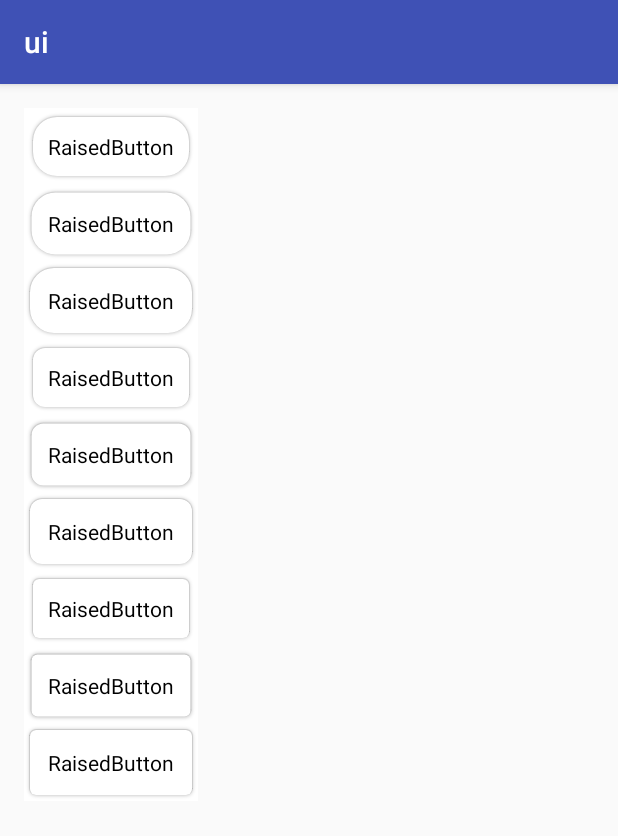
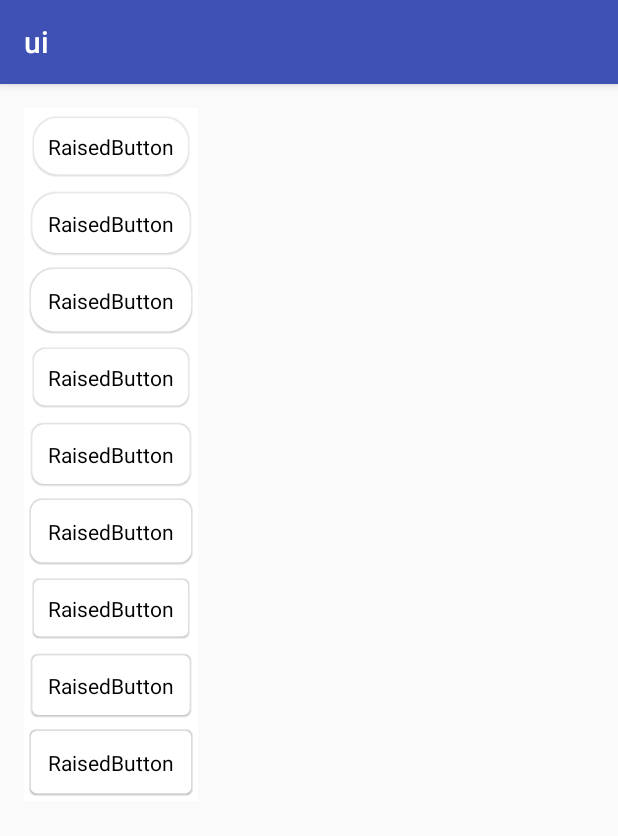
Before and after one commit to cuber5566/uiModule, an Android app: the screen it shows after launch (MainActivity), on a phone screen of 412 x 824 dp. Shown: the top 836 px of the screen. Run offline under Robolectric (Android 15) with nearby library versions, the phone set to English and light mode, and no system bars.

Commit message:
shadowPrinter fix width/height from int to float

```diff
--- a/uimodule/src/main/java/com/ui/uimodule/ShadowPrinter.java
+++ b/uimodule/src/main/java/com/ui/uimodule/ShadowPrinter.java
@@ -20,7 +20,7 @@ public class ShadowPrinter {
     private static final float SHADOW_NORMAL = 1 * Resources.getSystem().getDisplayMetrics().density;
 
     int startColor, midColor, endColor;
-    int width, height;
+    float width, height;
 
     private float radius, elevation, radiusCenter, shadowNormal, shadowPress, shadowOffset;
     private boolean init, animationStart;
--- a/uimodule/src/main/java/com/ui/uimodule/button/RaisedButton.java
+++ b/uimodule/src/main/java/com/ui/uimodule/button/RaisedButton.java
@@ -32,11 +32,6 @@ public class RaisedButton extends Button {
     final int STATE_UP = 1;
     final int STATE_CANCEL = 2;
 
-    int shadowColor = Color.BLACK;
-    float shadowRadius = 2 * Resources.getSystem().getDisplayMetrics().density;
-    float shadowOffsetX = 0 * Resources.getSystem().getDisplayMetrics().density;
-    float shadowOffsetY = 0 * Resources.getSystem().getDisplayMetrics().density;
-
     float rippleRadius = 48 * Resources.getSystem().getDisplayMetrics().density;
     float cur_radius;
     float max_radius;
@@ -44,7 +39,6 @@ public class RaisedButton extends Button {
     float padding = 4 * Resources.getSystem().getDisplayMetrics().density;
     float elevation = 4 * Resources.getSystem().getDisplayMetrics().density;
     float rectRadius = 2 * Resources.getSystem().getDisplayMetrics().density;
-    float shadowAlpha = 0.3f;
 
     protected int backgroundColor, rippleColor, enableTextColor, enableBackgroundColor;
     private ValueAnimator enableTextColorAnimator, enableBackgroundColorAnimator, enableShadowAnimator, backgroundColorAnimator, rippleColorAnimator, rippleRadiusAnimator, rippleFocusAnimator;
@@ -86,7 +80,8 @@ public class RaisedButton extends Button {
         enableTextColor = typedArray.getColor(R.styleable.RaisedButton_rb_enableTextColor, Color.WHITE);
         enableBackgroundColor = typedArray.getColor(R.styleable.RaisedButton_rb_enableBackgroundColor, Color.LTGRAY);
         rippleRadius = typedArray.getDimension(R.styleable.RaisedButton_rb_rippleRadius, rippleRadius);
-        padding = elevation = typedArray.getDimension(R.styleable.RaisedButton_rb_elevation, elevation);
+        elevation = typedArray.getDimension(R.styleable.RaisedButton_rb_elevation, elevation);
+        padding = elevation + 0.5f * Resources.getSystem().getDisplayMetrics().density;
         rectRadius = typedArray.getDimension(R.styleable.RaisedButton_rb_rectRadius, rectRadius);
         typedArray.recycle();
     }
@@ -102,7 +97,6 @@ public class RaisedButton extends Button {
             {
                 setAntiAlias(true);
                 setStyle(Style.FILL);
-                setShadowLayer(shadowRadius, shadowOffsetX, shadowOffsetY, Color.argb((int) (255 * shadowAlpha), Color.red(shadowColor), Color.green(shadowColor), Color.blue(shadowColor)));
                 setColor(backgroundColor);
             }
         };
@@ -148,38 +142,31 @@ public class RaisedButton extends Button {
         x = event.getX();
         y = event.getY();
 
-        if (!isClicked)
         switch (event.getAction()) {
             case MotionEvent.ACTION_DOWN:
                 focus = true;
-//                    changeBackgroundColor(true);
+                changeBackgroundColor(true);
                 changeRippleColor(true);
                 startRippleRadiusFocus(true);
                 changeRippleRadius(STATE_DOWN);
+                break;
 
-                    break;
             case MotionEvent.ACTION_MOVE:
-
                 invalidate();
                 break;
 
             case MotionEvent.ACTION_UP:
             case MotionEvent.ACTION_CANCEL:
-
                 isClicked = true;
                 start_radius = cur_radius;
                 focus = false;
-//                    changeBackgroundColor(false);
+                changeBackgroundColor(false);
                 startRippleRadiusFocus(false);
                 changeRippleColor(false);
-
                 if (0 < x && x < width && 0 < y && y < height) {
-
                     changeRippleRadius(STATE_UP);
                     postDelayed(clickRunnable, ANIMATION_DURATION_UP - 200);
-
                 } else {
-
                     changeRippleRadius(STATE_CANCEL);
                     isClicked = false;
                     invalidate();
@@ -205,8 +192,7 @@ public class RaisedButton extends Button {
 
         shadowPrinter.onDraw(canvas, rectRadius, elevation, focus);
 
-        rectF.set(0 + padding, 0 + padding, width - padding, height - padding - shadowOffsetY);
-
+        rectF.set(padding, padding, width - padding, height - padding - 0.5f * Resources.getSystem().getDisplayMetrics().density);
         canvas.drawRoundRect(rectF, rectRadius, rectRadius, backgroundPaint);
 
         canvas.save();
@@ -288,7 +274,6 @@ public class RaisedButton extends Button {
             @Override
             public void onAnimationUpdate(ValueAnimator valueAnimator) {
                 float v = (float) valueAnimator.getAnimatedValue();
-                backgroundPaint.setShadowLayer(shadowRadius * v * 100 / 75, shadowOffsetX, shadowOffsetY, Color.argb((int) (255 * shadowAlpha), Color.red(shadowColor), Color.green(shadowColor), Color.blue(shadowColor)));
                 invalidate();
             }
         });
@@ -302,9 +287,9 @@ public class RaisedButton extends Button {
         if (null != backgroundColorAnimator) backgroundColorAnimator.cancel();
 
         if (focus) {
-            backgroundColorAnimator = ValueAnimator.ofFloat(1.0f, 0.90f);
+            backgroundColorAnimator = ValueAnimator.ofFloat(1.0f, 0.95f);
         } else {
-            backgroundColorAnimator = ValueAnimator.ofFloat(0.90f, 1.0f);
+            backgroundColorAnimator = ValueAnimator.ofFloat(0.95f, 1.0f);
         }
 
         backgroundColorAnimator.addUpdateListener(new ValueAnimator.AnimatorUpdateListener() {
@@ -313,9 +298,8 @@ public class RaisedButton extends Button {
                 float v = (float) valueAnimator.getAnimatedValue();
                 float[] hsv = new float[3];
                 Color.colorToHSV(backgroundColor, hsv);
-                hsv[2] *= (v * 0.96 / 0.9) > 1 ? 1 : (v * 0.96 / 0.9);
+                hsv[2] *= v;
                 backgroundPaint.setColor(Color.HSVToColor(hsv));
-                backgroundPaint.setShadowLayer(shadowRadius + (1.0f - v) * 10 * padding / 2, shadowOffsetX, shadowOffsetY + (1.0f - v) * 10 * padding / 4, Color.argb((int) (255 * Math.abs(v * 2 - 2.3)), Color.red(shadowColor), Color.green(shadowColor), Color.blue(shadowColor)));
                 invalidate();
             }
         });
```
Also changed, not shown: 1 other file. Lines whose indentation alone changed are shown as unchanged.
